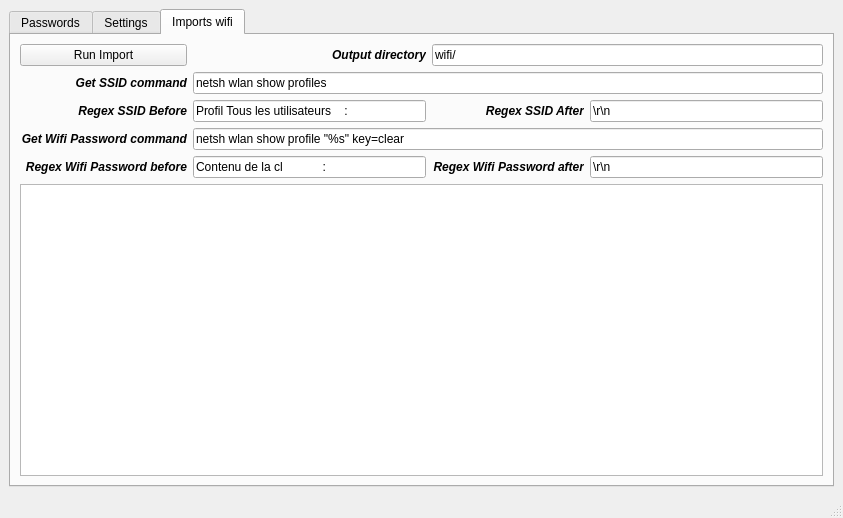
vincentBenet/PassUI, file PassUI/data/PassUI.ui: the form before one commit.
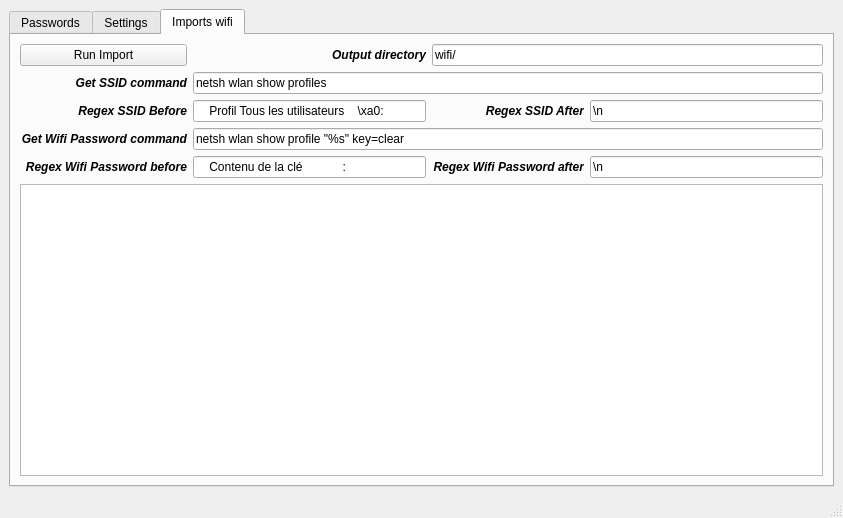
The form after the commit. The open tabs and pages were chosen to show the change.

Diff of the .ui file:
```diff
--- a/PassUI/data/PassUI.ui
+++ b/PassUI/data/PassUI.ui
@@ -280,28 +280,28 @@
         <item row="2" column="1">
          <widget class="QLineEdit" name="wifi_ssid_regex_before">
           <property name="text">
-           <string>Profil Tous les utilisateurs    : </string>
+           <string>    Profil Tous les utilisateurs    \xa0: </string>
           </property>
          </widget>
         </item>
         <item row="5" column="1">
          <widget class="QLineEdit" name="wifi_password_regex_before">
           <property name="text">
-           <string>Contenu de la cl            : </string>
+           <string>    Contenu de la clé            : </string>
           </property>
          </widget>
         </item>
         <item row="2" column="3">
          <widget class="QLineEdit" name="wifi_ssid_regex_after">
           <property name="text">
-           <string>\r\n</string>
+           <string>\n</string>
           </property>
          </widget>
         </item>
         <item row="5" column="3">
          <widget class="QLineEdit" name="wifi_password_regex_after">
           <property name="text">
-           <string>\r\n</string>
+           <string>\n</string>
           </property>
          </widget>
         </item>
```
Left out of the diff: 2 changed lines with no effect on the pictures.
